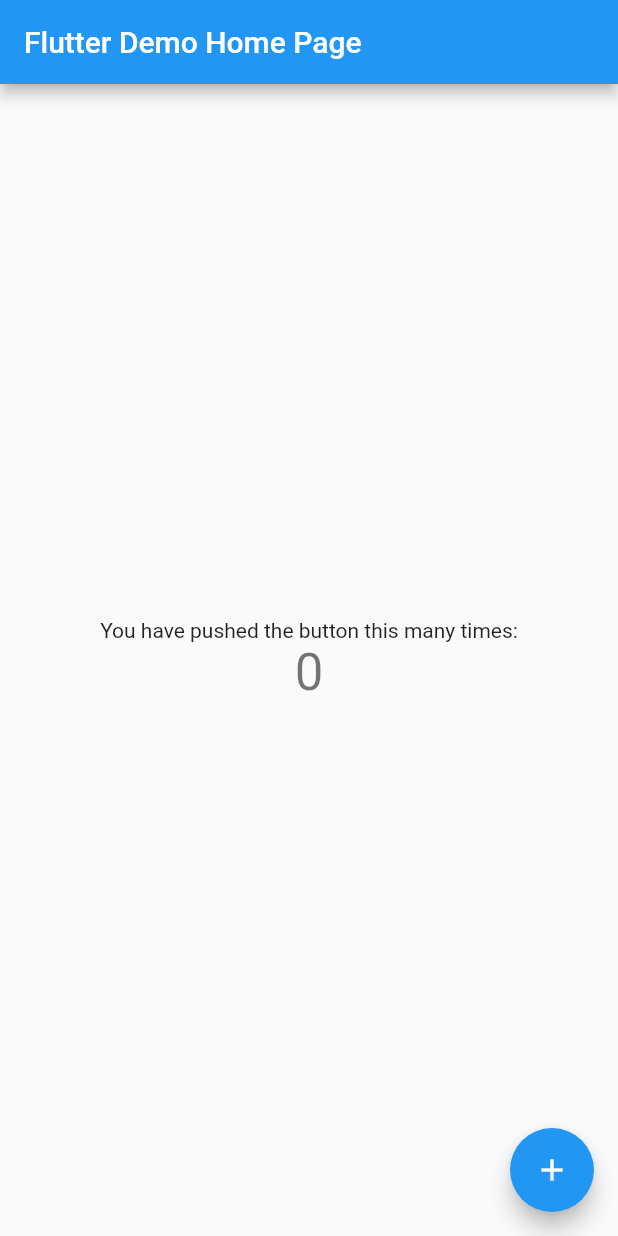
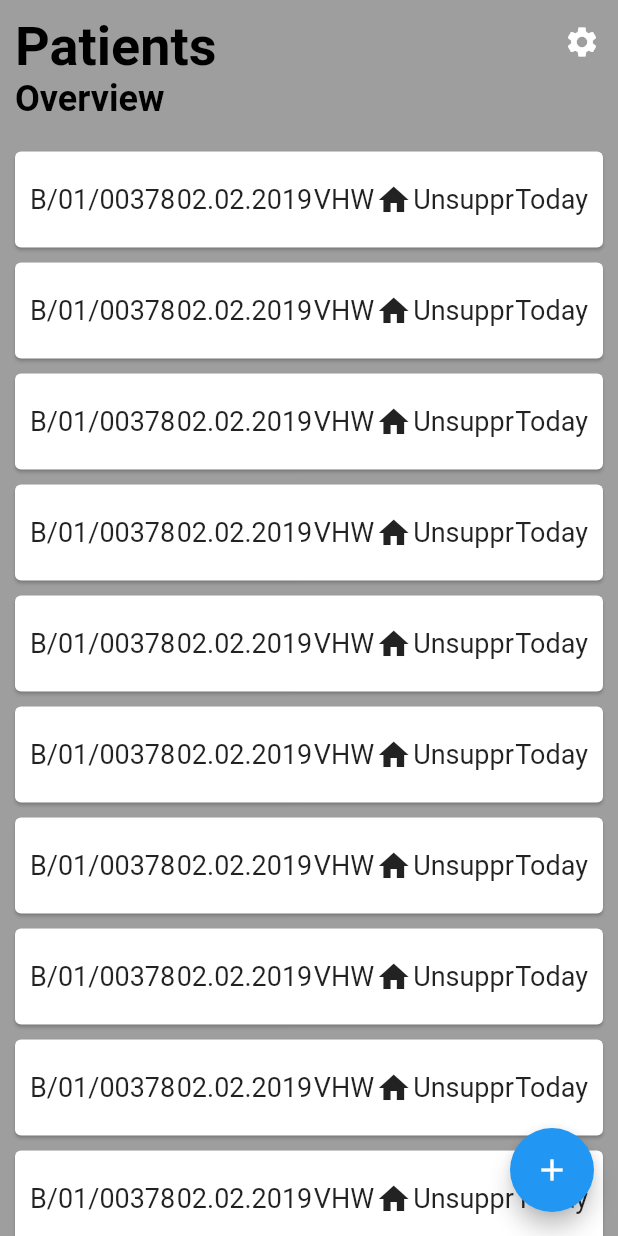
Before and after one commit to chrisly-bear/PEBRApp, a Flutter app: the screen it shows after launch, on a phone screen of 412 x 824 dp. Run offline on Flutter 3.47's test engine with Material 2 defaults, Android fonts, the phone set to English and light mode, and no system bars.

Commit message:
Layouted basic patient screen (main screen).

```diff
--- a/lib/main.dart
+++ b/lib/main.dart
@@ -3,109 +3,175 @@ import 'package:flutter/material.dart';
 void main() => runApp(MyApp());
 
 class MyApp extends StatelessWidget {
-  // This widget is the root of your application.
+  @override
+  Widget build(BuildContext context) {
+    return PEBRApp();
+  }
+}
+
+class PEBRApp extends StatelessWidget {
+
   @override
   Widget build(BuildContext context) {
     return MaterialApp(
-      title: 'Flutter Demo',
-      theme: ThemeData(
-        // This is the theme of your application.
-        //
-        // Try running your application with "flutter run". You'll see the
-        // application has a blue toolbar. Then, without quitting the app, try
-        // changing the primarySwatch below to Colors.green and then invoke
-        // "hot reload" (press "r" in the console where you ran "flutter run",
-        // or simply save your changes to "hot reload" in a Flutter IDE).
-        // Notice that the counter didn't reset back to zero; the application
-        // is not restarted.
-        primarySwatch: Colors.blue,
-      ),
-      home: MyHomePage(title: 'Flutter Demo Home Page'),
+      title: 'PEBRApp',
+      theme: ThemeData.light(),
+      home: _home(context),
     );
   }
+
+  _home(BuildContext context) {
+    return Scaffold(
+      backgroundColor: Colors.grey,
+      appBar: _customHeightAppBar(),
+      floatingActionButton: FloatingActionButton(
+        onPressed: () => {},
+        child: Icon(Icons.add),
+      ),
+      body: _buildPatientTable(context),
+    );
+  }
+
+  _customHeightAppBar() {
+    return AppBar(
+      backgroundColor: Color.fromARGB(0, 0, 0, 0),
+      elevation: 0,
+      // This is a hack so we can increase the height of the AppBar
+      bottom: PreferredSize(
+        child: Container(),
+        preferredSize: Size.fromHeight(35),
+      ),
+      flexibleSpace: PageHeader(title: 'Patients', subtitle: 'Overview'),
+      actions: <Widget>[
+        IconButton(
+          icon: Icon(Icons.settings),
+          onPressed: () {},
+        )
+      ],
+    );
+  }
+
+    _buildPatientTable(BuildContext context) {
+      return ListView(
+        children: _buildPatientCards(context),
+      );
+    }
+
+    _buildPatientCards(BuildContext context) {
+      final _paddingVertical = 10.0;
+      final _paddingHorizontal = 10.0;
+
+      var _patients = <Widget>[];
+      final numberOfPatients = 20;
+      for (var i = 0; i < numberOfPatients; i++) {
+        _patients.add(Card(
+          margin: i == numberOfPatients - 1
+              ? EdgeInsets.only(
+              top: _paddingVertical,
+              bottom: _paddingVertical,
+              left: _paddingHorizontal,
+              right: _paddingHorizontal)
+              : EdgeInsets.only(
+              top: _paddingVertical,
+              bottom: 0,
+              left: _paddingHorizontal,
+              right: _paddingHorizontal),
+          clipBehavior: Clip.antiAlias,
+          child: InkWell(
+              onTap: () {
+                print('Card was tapped');
+              },
+              // Generally, material cards use onSurface with 12% opacity for the pressed state.
+              splashColor:
+              Theme.of(context).colorScheme.onSurface.withOpacity(0.12),
+              // Generally, material cards do not have a highlight overlay.
+              highlightColor: Colors.transparent,
+              child: Padding(
+                  padding: EdgeInsets.symmetric(vertical: 20, horizontal: 10),
+                  child: Row(
+                    children: <Widget>[
+                      _formatText('B/01/00378'),
+                      _formatText('02.02.2019'),
+                      _formatText('VHW'),
+                      Icon(Icons.home),
+                      _formatText('Unsuppr'),
+                      _formatText('Today'),
+                    ],
+                    mainAxisAlignment: MainAxisAlignment.spaceBetween,
+                  ))),
+        ));
+      }
+      return _patients;
+    }
+
+    _formatText(String text) {
+      return Text(
+        text,
+        style: TextStyle(
+          fontSize: 18,
+        ),
+      );
+    }
+
 }
 
-class MyHomePage extends StatefulWidget {
-  MyHomePage({Key key, this.title}) : super(key: key);
+class PageHeader extends StatelessWidget {
+  String _title, _subtitle;
 
-  // This widget is the home page of your application. It is stateful, meaning
-  // that it has a State object (defined below) that contains fields that affect
-  // how it looks.
-
-  // This class is the configuration for the state. It holds the values (in this
-  // case the title) provided by the parent (in this case the App widget) and
-  // used by the build method of the State. Fields in a Widget subclass are
-  // always marked "final".
-
-  final String title;
-
-  @override
-  _MyHomePageState createState() => _MyHomePageState();
-}
-
-class _MyHomePageState extends State<MyHomePage> {
-  int _counter = 0;
-
-  void _incrementCounter() {
-    setState(() {
-      // This call to setState tells the Flutter framework that something has
-      // changed in this State, which causes it to rerun the build method below
-      // so that the display can reflect the updated values. If we changed
-      // _counter without calling setState(), then the build method would not be
-      // called again, and so nothing would appear to happen.
-      _counter++;
-    });
+  PageHeader({String title, String subtitle}) {
+    this._title = title;
+    this._subtitle = subtitle;
   }
 
   @override
   Widget build(BuildContext context) {
-    // This method is rerun every time setState is called, for instance as done
-    // by the _incrementCounter method above.
-    //
-    // The Flutter framework has been optimized to make rerunning build methods
-    // fast, so that you can just rebuild anything that needs updating rather
-    // than having to individually change instances of widgets.
-    return Scaffold(
-      appBar: AppBar(
-        // Here we take the value from the MyHomePage object that was created by
-        // the App.build method, and use it to set our appbar title.
-        title: Text(widget.title),
+    return SafeArea(
+        child: Padding(
+          padding: EdgeInsets.symmetric(horizontal: 10.0, vertical: 10.0),
+          child: _buildTitleAndSubtitle(_title, _subtitle)
+        ),
+    );
+  }
+
+  _buildTitleAndSubtitle(String title, String subtitle) {
+    if (title == null && subtitle == null) {
+      return null;
+    }
+
+    if (title != null) {
+      if (subtitle != null) {
+        return Column(
+          crossAxisAlignment: CrossAxisAlignment.start,
+          children: <Widget>[
+            _formatTitle(title),
+            _formatSubtitle(subtitle),
+          ],
+        );
+      } else {
+        return _formatTitle(title);
+      }
+    }
+  }
+
+  _formatTitle(String title) {
+    return Text(
+      title,
+      style: TextStyle(
+        fontSize: 36,
+        fontWeight: FontWeight.bold,
+        color: Colors.black,
       ),
-      body: Center(
-        // Center is a layout widget. It takes a single child and positions it
-        // in the middle of the parent.
-        child: Column(
-          // Column is also layout widget. It takes a list of children and
-          // arranges them vertically. By default, it sizes itself to fit its
-          // children horizontally, and tries to be as tall as its parent.
-          //
-          // Invoke "debug painting" (press "p" in the console, choose the
-          // "Toggle Debug Paint" action from the Flutter Inspector in Android
-          // Studio, or the "Toggle Debug Paint" command in Visual Studio Code)
-          // to see the wireframe for each widget.
-          //
-          // Column has various properties to control how it sizes itself and
-          // how it positions its children. Here we use mainAxisAlignment to
-          // center the children vertically; the main axis here is the vertical
-          // axis because Columns are vertical (the cross axis would be
-          // horizontal).
-          mainAxisAlignment: MainAxisAlignment.center,
-          children: <Widget>[
-            Text(
-              'You have pushed the button this many times:',
-            ),
-            Text(
-              '$_counter',
-              style: Theme.of(context).textTheme.display1,
-            ),
-          ],
-        ),
+    );
+  }
+
+  _formatSubtitle(String subtitle) {
+    return Text(
+      subtitle,
+      style: TextStyle(
+        fontSize: 24,
+        fontWeight: FontWeight.bold,
+        color: Colors.black,
       ),
-      floatingActionButton: FloatingActionButton(
-        onPressed: _incrementCounter,
-        tooltip: 'Increment',
-        child: Icon(Icons.add),
-      ), // This trailing comma makes auto-formatting nicer for build methods.
     );
   }
 }
```
